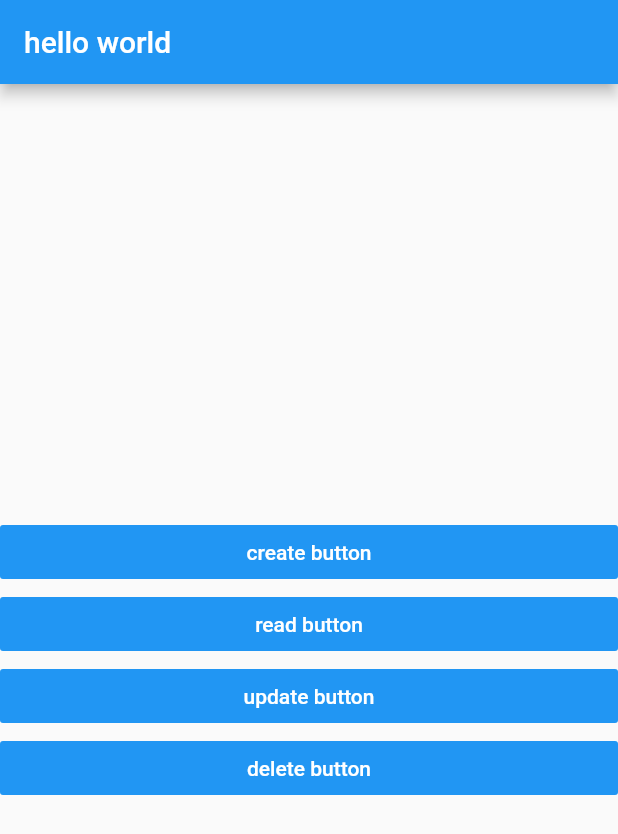
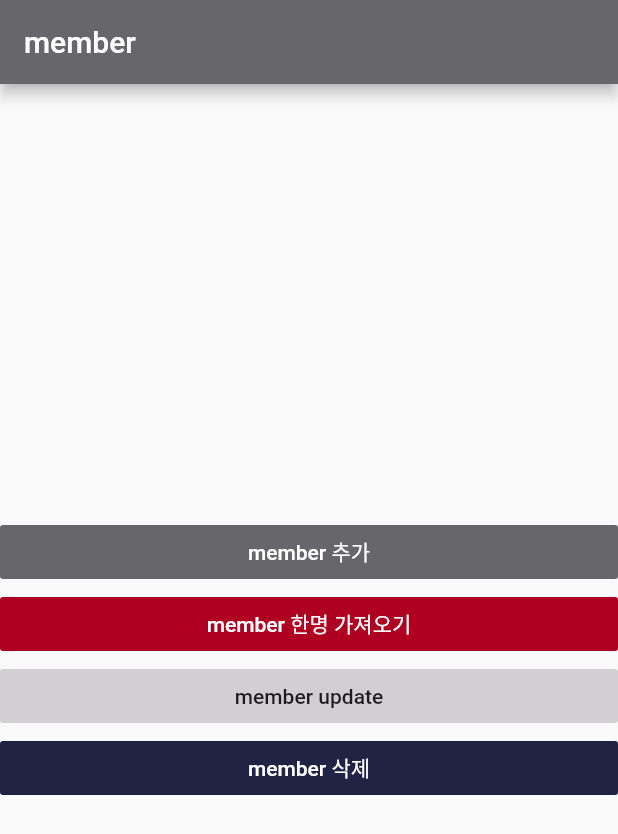
Before and after one commit to RyuhaJeffery/firestore, a Flutter app: the screen it shows after launch, on a phone screen of 412 x 824 dp. Shown: the top 834 px of the screen. Run offline on Flutter 3.47's test engine with Material 2 defaults, Android fonts, the light colour scheme and no system bars; our stand-ins replace cloud_firestore, firebase_core; accounts and stored records are empty.

Commit message:
ios firestore connect

```diff
--- a/lib/main.dart
+++ b/lib/main.dart
@@ -20,62 +20,63 @@ class _MyAppState extends State<MyApp> {
     return MaterialApp(
       home: Scaffold(
         appBar: AppBar(
-          title: Text("hello world"),
+          title: Text("member"),
+          backgroundColor: Color(0xff67666b),
         ),
         body: Column(
           mainAxisAlignment: MainAxisAlignment.center,
           crossAxisAlignment: CrossAxisAlignment.stretch,
           children: <Widget>[
             FlatButton(
-              color: Colors.blue,
-              child:
-                  Text("create button", style: TextStyle(color: Colors.white)),
+              color: Color(0xff67666b),
+              child: Text("member 추가", style: TextStyle(color: Colors.white)),
               onPressed: () {
-                String book = "천년의_질문";
+                String n_member = "Heo";
                 firestore
-                    .collection('books')
-                    .doc(book)
-                    .set({'page': 433, 'purchase?': false, 'title': '천년의_질문'});
+                    .collection('member')
+                    .doc(n_member)
+                    .set({'age': 21, 'attendance?': false, 'part': 'Design'});
               },
             ),
             FlatButton(
-              color: Colors.blue,
-              child: Text("read button", style: TextStyle(color: Colors.white)),
+              color: Color(0xffaf0022),
+              child:
+                  Text("member 한명 가져오기", style: TextStyle(color: Colors.white)),
               onPressed: () {
                 String title = "";
                 firestore
-                    .collection("books")
-                    .doc("on_intelligence")
+                    .collection("member")
+                    .doc("Ryu")
                     .get()
                     .then((DocumentSnapshot ds) {
-                  title = ds["title"];
+                  title = ds["part"];
                   print(title);
+                  print(ds["age"]);
                 });
               },
             ),
             FlatButton(
-              color: Colors.blue,
-              child:
-                  Text("update button", style: TextStyle(color: Colors.white)),
+              color: Color(0xffd1cfd2),
+              child: Text("member update",
+                  style: TextStyle(color: Colors.black87)),
               onPressed: () {
                 firestore
-                    .collection("books")
-                    .doc("chemistry_between_us")
-                    .update({"page": 555});
+                    .collection("member")
+                    .doc("Ryu")
+                    .update({"part": "Desgramming"});
               },
             ),
             FlatButton(
-              color: Colors.blue,
-              child:
-                  Text("delete button", style: TextStyle(color: Colors.white)),
+              color: Color(0xff212345),
+              child: Text("member 삭제", style: TextStyle(color: Colors.white)),
               onPressed: () {
-                //특정 document 삭제
-                firestore.collection("books").doc("천년의_질문").delete();
-                //특정 document 의 field 하나를 삭제
+                //특정 member 삭제
+                firestore.collection("member").doc("Heo").delete();
+                //특정 member에서 하나의 field만 삭제
                 firestore
-                    .collection('books')
-                    .doc('chemistry_between_us')
-                    .update({'page': FieldValue.delete()});
+                    .collection('member')
+                    .doc('Ryu')
+                    .update({'part': FieldValue.delete()});
               },
             ),
           ],
```
